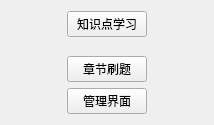
The window that ui/widgettype.ui (JackeyLea/CPS) describes before a commit, drawn with Qt 5.
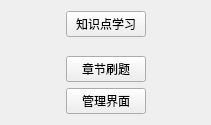
The same window after the commit.

The edit to the form file:
```diff
--- a/ui/widgettype.ui
+++ b/ui/widgettype.ui
@@ -6,7 +6,7 @@
    <rect>
     <x>0</x>
     <y>0</y>
-    <width>214</width>
+    <width>207</width>
     <height>125</height>
    </rect>
   </property>
```
